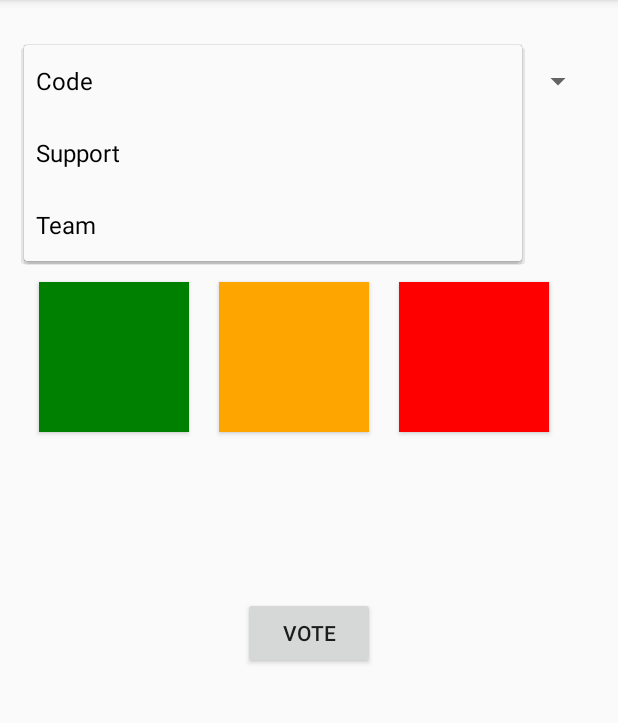
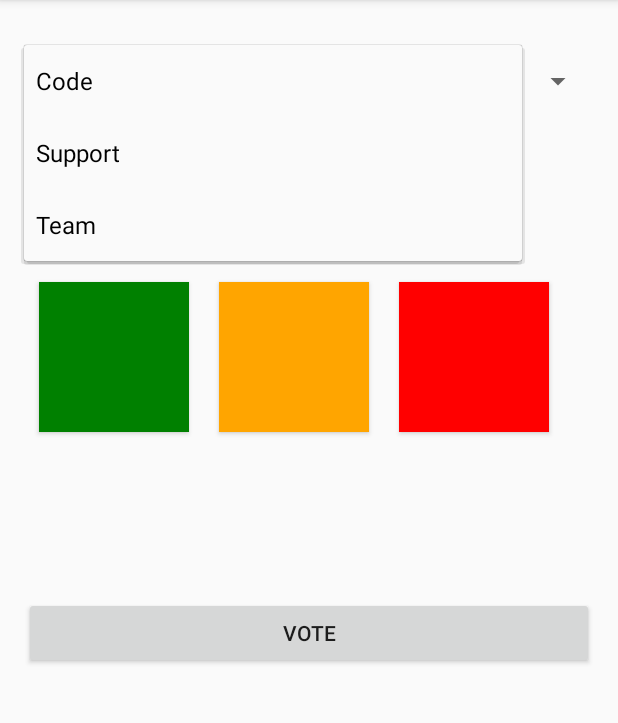
Before and after one commit to AlexandraKapp/HappinessIndex, an Android app: the screen it shows after launch (MainVoteActivity), after a tap on "Code", on a phone screen of 412 x 824 dp, the part 84-807 px from its top. Run offline under Robolectric (Android 15) with nearby library versions, the phone set to English and light mode, and no system bars.

Commit message:
set vote button functionality

```diff
--- a/app/src/main/java/com/kapp/happinessindex/MainVoteActivity.java
+++ b/app/src/main/java/com/kapp/happinessindex/MainVoteActivity.java
@@ -1,13 +1,19 @@
 package com.kapp.happinessindex;
 
+import android.content.Intent;
 import android.support.v7.app.AppCompatActivity;
 import android.os.Bundle;
+import android.util.Log;
+import android.view.View;
+import android.widget.AdapterView;
 import android.widget.ArrayAdapter;
 import android.widget.Spinner;
 
-public class MainVoteActivity extends AppCompatActivity {
+public class MainVoteActivity extends AppCompatActivity implements AdapterView.OnItemSelectedListener {
 
+    public static String SELECTED_HASHCODE_KEY = "hashcode key";
     Spinner mDropDownMenu;
+    String selectedHashCode;
 
     @Override
     protected void onCreate(Bundle savedInstanceState) {
@@ -17,7 +23,34 @@ public class MainVoteActivity extends AppCompatActivity {
         ArrayAdapter<CharSequence> adapter = ArrayAdapter.createFromResource(this, R.array.hashcode_options, R.layout.support_simple_spinner_dropdown_item);
         adapter.setDropDownViewResource(R.layout.support_simple_spinner_dropdown_item);
         mDropDownMenu.setAdapter(adapter);
+        mDropDownMenu.setOnItemSelectedListener(this);
 
 
     }
+
+    public void vote(View view) {
+
+        //TODO: check if a button is selected
+        //TODO: check if already voted
+        //TODO: check if hashtag is selected
+        //TODO: add vote to database
+
+        Log.e("DEBUG", "selected Hash Code " + selectedHashCode);
+
+        Intent nextActivity = new Intent(MainVoteActivity.this, StatsActivity.class);
+        nextActivity.putExtra(SELECTED_HASHCODE_KEY, selectedHashCode);
+
+        startActivity(nextActivity);
+    }
+
+    @Override
+    public void onItemSelected(AdapterView<?> parent, View view, int position, long id) {
+        Log.d("DEBUG", "get selected item in onItemselected " + (String) parent.getItemAtPosition(position));
+        selectedHashCode = (String) parent.getItemAtPosition(position);
+    }
+
+    @Override
+    public void onNothingSelected(AdapterView<?> parent) {
+
+    }
 }
--- a/app/src/main/res/layout/activity_main_vote.xml
+++ b/app/src/main/res/layout/activity_main_vote.xml
@@ -18,6 +18,7 @@
         android:layout_gravity="center_horizontal"
         android:layout_marginTop="14dp"
         android:id="@+id/drop_down_menu"
+        android:elevation="@dimen/small_elevation"
         tools:text="#Code"/>
 
     <View
@@ -38,8 +39,8 @@
         android:layout_height="100dp"/>
 
     <Button
-        android:layout_width="wrap_content"
+        android:layout_width="match_parent"
         android:layout_height="wrap_content"
         android:text="@string/vote_button_text"
-        android:layout_gravity="center_horizontal"/>
+        android:onClick="vote"/>
 </LinearLayout>
--- a/app/src/main/res/values/dimens.xml
+++ b/app/src/main/res/values/dimens.xml
@@ -5,4 +5,5 @@
     <dimen name="button_size">100dp</dimen>
     <dimen name="small_margin">10dp</dimen>
     <dimen name="medium_margin">20dp</dimen>
+    <dimen name="small_elevation">5dp</dimen>
 </resources>
```
Also changed, not shown: app/src/main/java/com/kapp/happinessindex/StatsActivity.java (+6 -1 lines).
